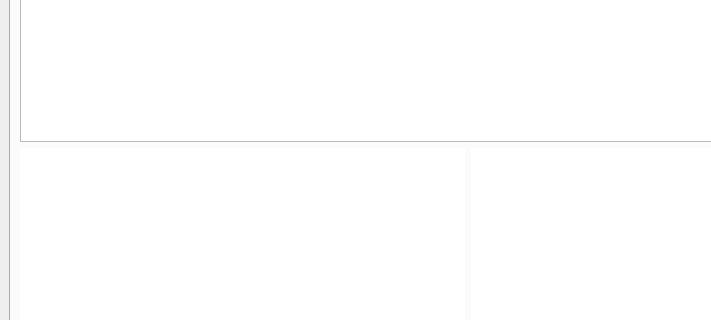
The window that trade_monitor/trade_monitor/gui_monitor.ui (takkin-takilog/namake-trader) describes before a commit, drawn with Qt 5; both pictures show x 0 to 711 and y 348 to 668 of the 936 by 851 pixel window.
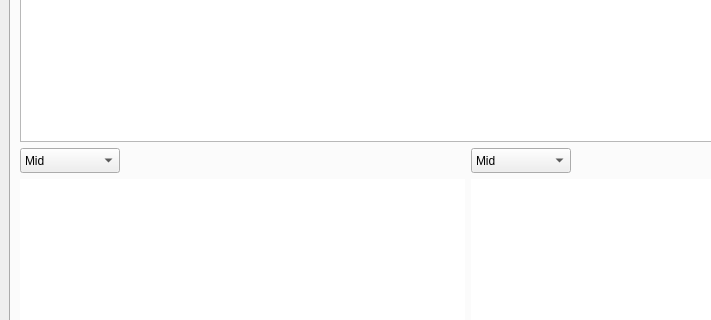
The same window after the commit.

Diff of the .ui file:
```diff
--- a/trade_monitor/trade_monitor/gui_monitor.ui
+++ b/trade_monitor/trade_monitor/gui_monitor.ui
@@ -288,8 +288,44 @@
          </layout>
         </item>
         <item>
-         <layout class="QHBoxLayout" name="horizontalLayout_6">
+         <layout class="QHBoxLayout" name="horizontalLayout_7">
           <item>
+           <layout class="QGridLayout" name="gridLayout">
+            <item row="0" column="0">
+             <widget class="QComboBox" name="comboBox_spread_prev">
+              <property name="sizePolicy">
+               <sizepolicy hsizetype="Fixed" vsizetype="Fixed">
+                <horstretch>0</horstretch>
+                <verstretch>0</verstretch>
+               </sizepolicy>
+              </property>
+              <property name="minimumSize">
+               <size>
+                <width>100</width>
+                <height>25</height>
+               </size>
+              </property>
+              <item>
+               <property name="text">
+                <string>Mid</string>
+               </property>
+              </item>
+             </widget>
+            </item>
+            <item row="0" column="1">
+             <spacer name="horizontalSpacer_3">
+              <property name="orientation">
+               <enum>Qt::Horizontal</enum>
+              </property>
+              <property name="sizeHint" stdset="0">
+               <size>
+                <width>40</width>
+                <height>20</height>
+               </size>
+              </property>
+             </spacer>
+            </item>
+            <item row="1" column="0" colspan="2">
            <widget class="QWidget" name="widget_chart_gapfill_prev" native="true">
             <property name="sizePolicy">
              <sizepolicy hsizetype="Expanding" vsizetype="Expanding">
@@ -302,7 +338,45 @@
             </property>
            </widget>
           </item>
+           </layout>
+          </item>
           <item>
+           <layout class="QGridLayout" name="gridLayout_2">
+            <item row="0" column="0">
+             <widget class="QComboBox" name="comboBox_spread_curr">
+              <property name="sizePolicy">
+               <sizepolicy hsizetype="Fixed" vsizetype="Fixed">
+                <horstretch>0</horstretch>
+                <verstretch>0</verstretch>
+               </sizepolicy>
+              </property>
+              <property name="minimumSize">
+               <size>
+                <width>100</width>
+                <height>25</height>
+               </size>
+              </property>
+              <item>
+               <property name="text">
+                <string>Mid</string>
+               </property>
+              </item>
+             </widget>
+            </item>
+            <item row="0" column="1">
+             <spacer name="horizontalSpacer_4">
+              <property name="orientation">
+               <enum>Qt::Horizontal</enum>
+              </property>
+              <property name="sizeHint" stdset="0">
+               <size>
+                <width>40</width>
+                <height>20</height>
+               </size>
+              </property>
+             </spacer>
+            </item>
+            <item row="1" column="0" colspan="2">
            <widget class="QWidget" name="widget_chart_gapfill_curr" native="true">
             <property name="sizePolicy">
              <sizepolicy hsizetype="Expanding" vsizetype="Expanding">
@@ -316,6 +390,11 @@
            </widget>
           </item>
          </layout>
+          </item>
+         </layout>
+        </item>
+        <item>
+         <layout class="QHBoxLayout" name="horizontalLayout_6"/>
         </item>
        </layout>
       </widget>
```
Lines whose indentation alone changed are shown as unchanged.
